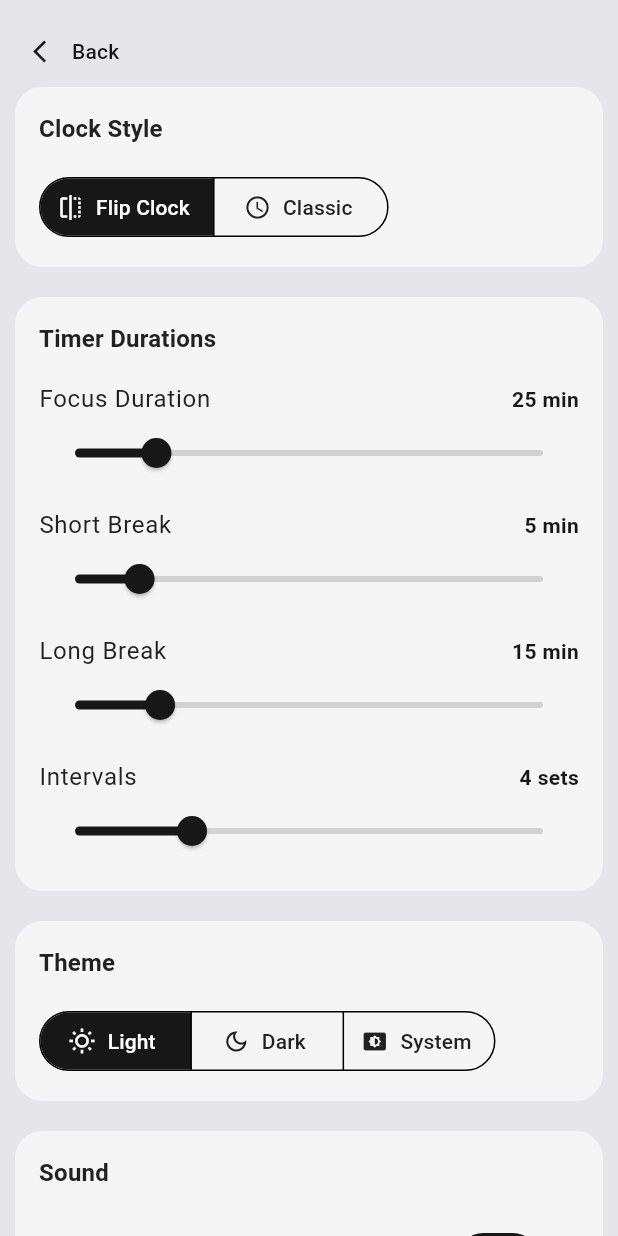
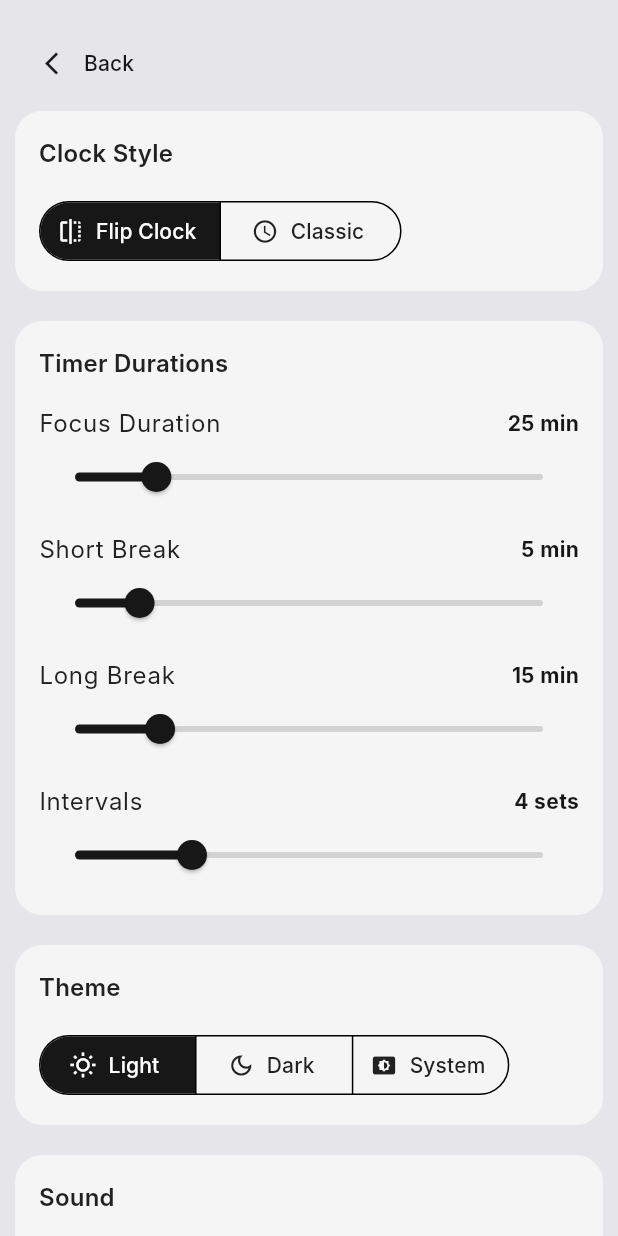
Before and after one commit to ShreyNagda/focal, a Flutter app: the SettingsScreen screen opened directly, on a phone screen of 412 x 824 dp. Run offline on Flutter 3.47's test engine with Material 3 defaults, Android fonts, the phone set to English and light mode, and no system bars; drawn by our look-alikes of toastification; our stand-ins replace audioplayers, flutter_local_notifications, permission_handler, shared_preferences, wakelock_plus; missing offline and left inert: flutter_background_service; accounts and stored records are empty; Roboto replaces fonts that are missing (Inter).

```diff
--- a/lib/config/theme.dart
+++ b/lib/config/theme.dart
@@ -39,7 +39,7 @@ class AppTheme {
         onTertiaryContainer: lightText,
       ),
       iconTheme: const IconThemeData(color: lightText),
-      textTheme: Typography.blackMountainView.apply(fontFamily: 'Roboto'),
+      textTheme: Typography.blackMountainView.apply(fontFamily: 'Inter'),
       dialogTheme: const DialogThemeData(backgroundColor: lightSurface),
       disabledColor: lightText.withAlpha(100),
       dividerColor: Colors.black12,
@@ -65,7 +65,7 @@ class AppTheme {
         onTertiaryContainer: darkText,
       ),
       iconTheme: const IconThemeData(color: darkText),
-      textTheme: Typography.whiteMountainView.apply(fontFamily: 'Roboto'),
+      textTheme: Typography.whiteMountainView.apply(fontFamily: 'Inter'),
       dialogTheme: const DialogThemeData(backgroundColor: darkSurface),
       disabledColor: darkText.withAlpha(140),
       dividerColor: Colors.white10,
--- a/lib/screens/settings_screen.dart
+++ b/lib/screens/settings_screen.dart
@@ -65,12 +65,15 @@ class SettingsScreen extends StatelessWidget {
                   child: ListView(
                     padding: const EdgeInsets.all(10),
                     children: [
-                      Align(
-                        alignment: Alignment.centerLeft,
-                        child: TextButton.icon(
-                          icon: const Icon(Icons.arrow_back_ios),
-                          onPressed: () => Navigator.pop(context),
-                          label: Text("Back"),
+                      Padding(
+                        padding: const EdgeInsets.all(8.0),
+                        child: Align(
+                          alignment: Alignment.centerLeft,
+                          child: TextButton.icon(
+                            icon: const Icon(Icons.arrow_back_ios),
+                            onPressed: () => Navigator.pop(context),
+                            label: Text("Back"),
+                          ),
                         ),
                       ),
 
--- a/lib/widgets/settings/timer_slider.dart
+++ b/lib/widgets/settings/timer_slider.dart
@@ -21,7 +21,6 @@ class SliderTile extends StatelessWidget {
   @override
   Widget build(BuildContext context) {
     final theme = Theme.of(context);
-
     return Column(
       crossAxisAlignment: CrossAxisAlignment.start,
       children: [
@@ -51,6 +50,7 @@ class SliderTile extends StatelessWidget {
           max: max,
           label: label,
           onChanged: onChanged,
+          allowedInteraction: SliderInteraction.tapAndSlide,
           // inactiveColor: ,
         ),
       ],
```
Also changed, not shown: lib/services/audio_service.dart (+5 -4 lines), lib/widgets/home/core/timer_controls.dart (+25 -32 lines), pubspec.yaml (+10 -0 lines), assets/images/icon-web.png (added), assets/images/icon.png (added), pubspec.lock, 12 other files.
